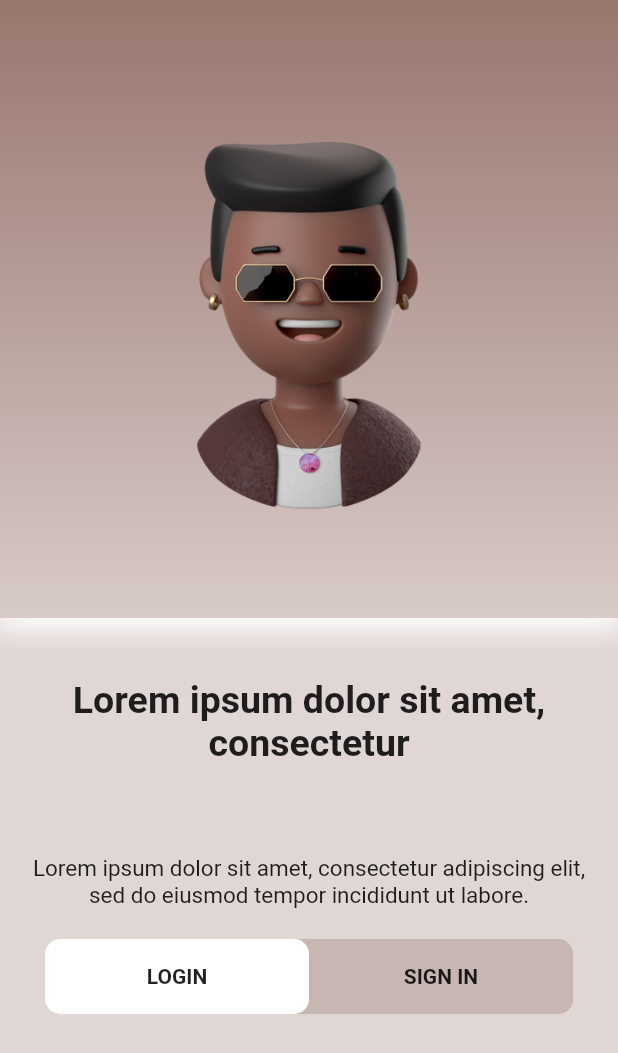
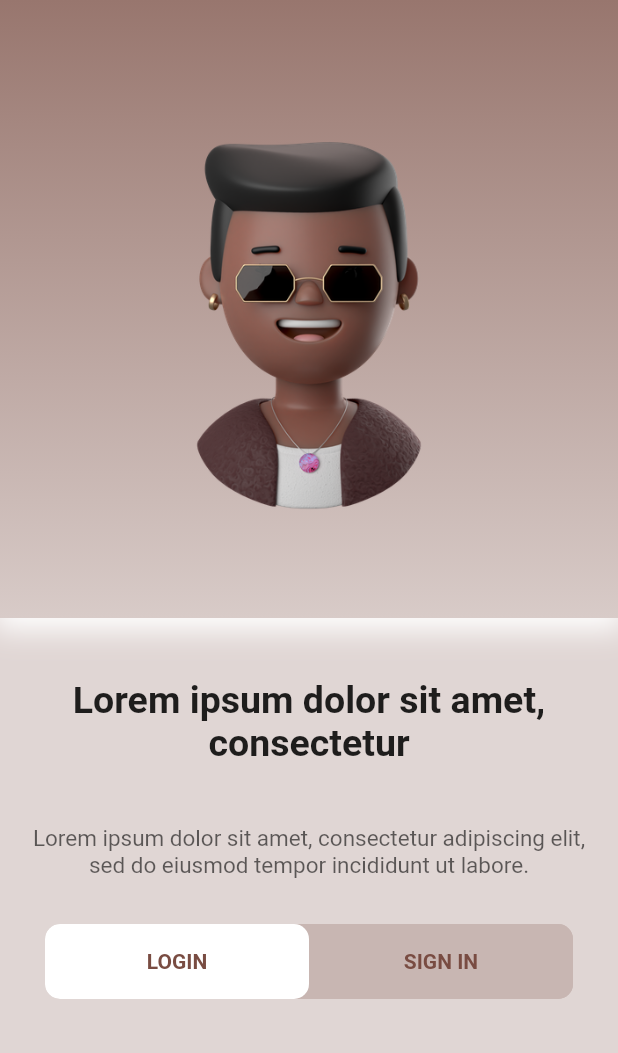
Before and after one commit to njammy/facehub, a Flutter app: the screen it shows after launch, on a phone screen of 412 x 824 dp. Shown: the top 1053 px of the screen. Run offline on Flutter 3.47's test engine with Material 2 defaults, Android fonts, the light colour scheme and no system bars.

Commit message:
feat: set correct text and button color

```diff
--- a/lib/main.dart
+++ b/lib/main.dart
@@ -58,13 +58,14 @@
               ),
               Container(
                 margin: const EdgeInsets.only(
-                    top: 20, bottom: 20, left: 15, right: 15),
+                    top: 0, bottom: 30, left: 15, right: 15),
                 child: Column(
-                  children: const [
+                  children: [
                     Text(
                       "Lorem ipsum dolor sit amet, consectetur adipiscing elit, sed do eiusmod tempor incididunt ut labore.",
                       textAlign: TextAlign.center,
-                      style: TextStyle(fontSize: 15),
+                      style: TextStyle(
+                          fontSize: 15, color: Colors.black.withOpacity(.6)),
                     )
                   ],
                 ),
--- a/lib/widget/facehubbutton.dart
+++ b/lib/widget/facehubbutton.dart
@@ -24,7 +24,8 @@ class FaceHubButton extends StatelessWidget {
                 child: const Center(
                   child: Text(
                     "LOGIN",
-                    style: TextStyle(fontWeight: FontWeight.bold),
+                    style: TextStyle(
+                        fontWeight: FontWeight.bold, color: Color(0xff794C42)),
                   ),
                 )),
           ),
@@ -38,7 +39,8 @@ class FaceHubButton extends StatelessWidget {
               child: const Center(
                 child: Text(
                   "SIGN IN",
-                  style: TextStyle(fontWeight: FontWeight.bold),
+                  style: TextStyle(
+                      fontWeight: FontWeight.bold, color: Color(0xff794C42)),
                 ),
               ),
             ),
```
Also changed, not shown: 1 other file.
